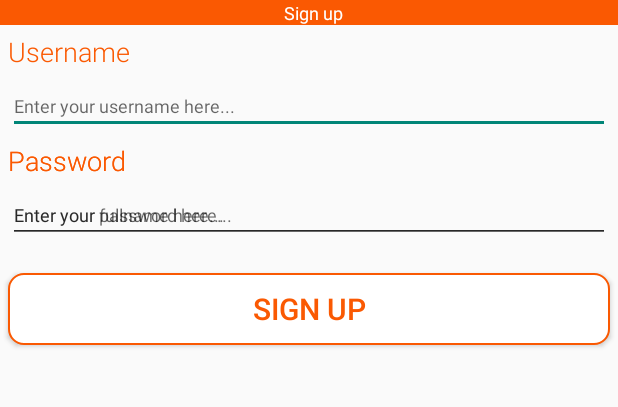
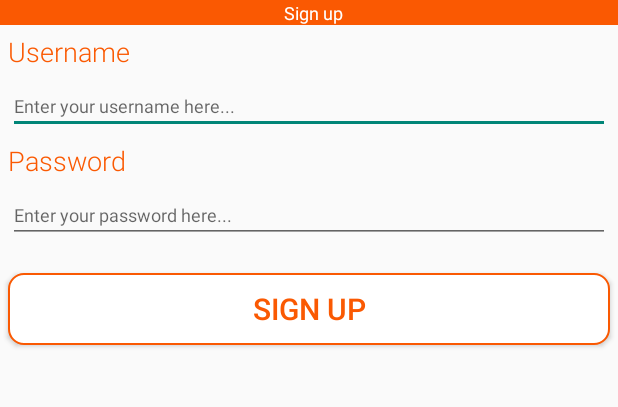
Before and after one commit to BlibberBlobber/22056_Portable_Health_Project, an Android app: the SignUpActivity screen opened directly, with no data from a screen before it, on a phone screen of 412 x 824 dp, the part 84-491 px from its top. Run offline under Robolectric (Android 15) with nearby library versions, the phone set to English and light mode, and no system bars; our stand-ins replace Firebase (no records; nobody signed in at launch, a user with empty details on screens opened directly); Roboto replaces fonts that are not available here.

Commit message:
Minor changes

```diff
--- a/app/src/main/java/com/example/a22056_app/Activities/PatientListActivity.java
+++ b/app/src/main/java/com/example/a22056_app/Activities/PatientListActivity.java
@@ -35,7 +35,7 @@ public class PatientListActivity extends AppCompatActivity implements EmpaDataDe
     private ListView listView;
     private Button addPatientButton;
     private PatientListAdapter listAdapter;
-    Toolbar toolbar;
+   // Toolbar toolbar;
     ProgressBar progressBar;
 
     @Override
@@ -44,8 +44,8 @@ public class PatientListActivity extends AppCompatActivity implements EmpaDataDe
         setContentView(R.layout.activity_patient_list);
         deviceManager = new EmpaDeviceManager(getApplicationContext(), this, this);
         deviceManager.authenticateWithAPIKey("81eb4118b7654dd68f7d47b280e7da2b");
-        toolbar = findViewById(R.id.toolbar);
-        setSupportActionBar(toolbar);
+       // toolbar = findViewById(R.id.toolbar);
+       // setSupportActionBar(toolbar);
         listView = findViewById(R.id.patientListView);
         progressBar = findViewById(R.id.progressBar2);
         addPatientButton = findViewById(R.id.addButton);
--- a/app/src/main/res/layout/activity_sign_up.xml
+++ b/app/src/main/res/layout/activity_sign_up.xml
@@ -111,36 +111,6 @@
         app:layout_constraintEnd_toEndOf="parent"
         app:layout_constraintStart_toStartOf="parent"
         app:layout_constraintTop_toBottomOf="@+id/textView2" />
-    <TextView
-        android:id="@+id/textView3"
-        android:layout_width="0dp"
-        android:layout_height="wrap_content"
-        android:layout_marginStart="5dp"
-        android:layout_marginTop="5dp"
-        android:layout_marginEnd="5dp"
-        android:fontFamily="sans-serif-light"
-        android:text="Password"
-        android:textAlignment="textStart"
-        android:textColor="@color/main_color"
-        android:textSize="18sp"
-        app:layout_constraintEnd_toEndOf="parent"
-        app:layout_constraintStart_toStartOf="parent"
-        app:layout_constraintTop_toBottomOf="@+id/usernameView" />
-
-    <EditText
-        android:id="@+id/fullnameView"
-        android:layout_width="0dp"
-        android:layout_height="wrap_content"
-        android:layout_marginStart="5dp"
-        android:layout_marginTop="5dp"
-        android:layout_marginEnd="5dp"
-        android:ems="10"
-        android:hint="Enter your fullname here..."
-        android:inputType="textPersonName|textPassword"
-        android:textSize="12sp"
-        app:layout_constraintEnd_toEndOf="parent"
-        app:layout_constraintStart_toStartOf="parent"
-        app:layout_constraintTop_toBottomOf="@+id/textView2" />
 
     <Button
         android:id="@+id/signUpButton"
```
